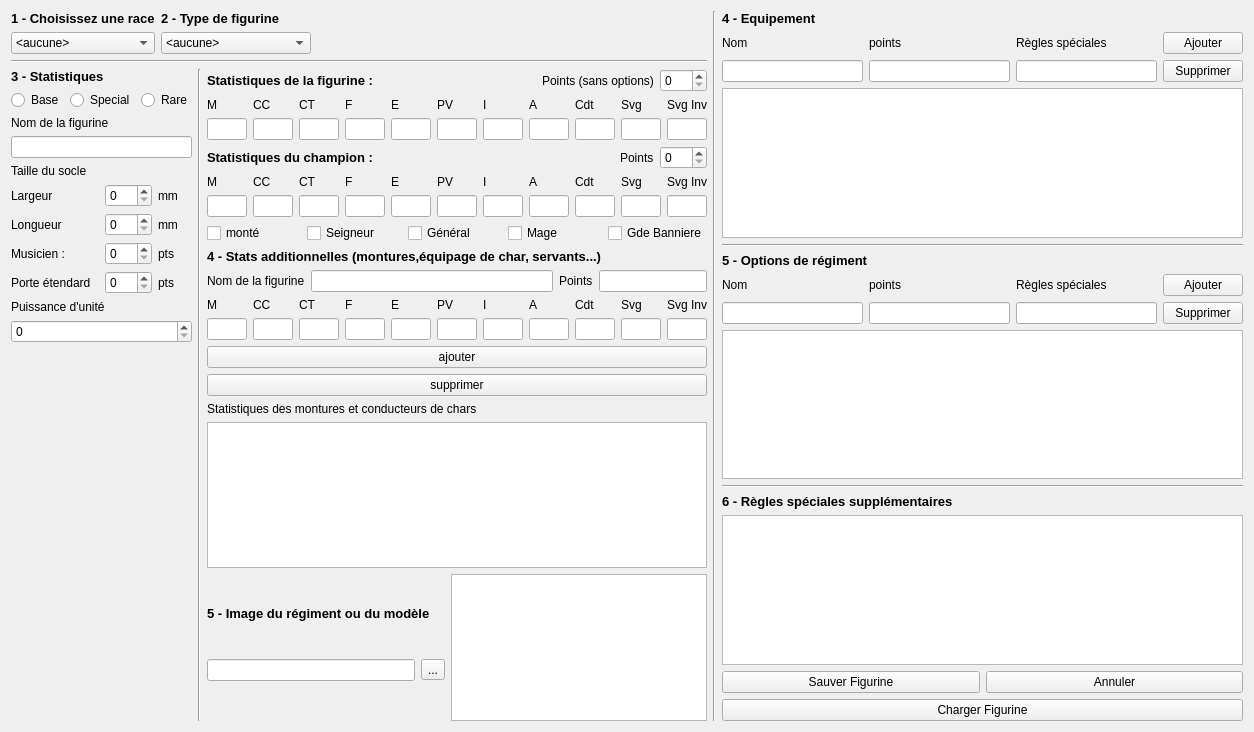
Old version of the form warhole/modelwindow.ui in the repository kaosphere/Warhole.
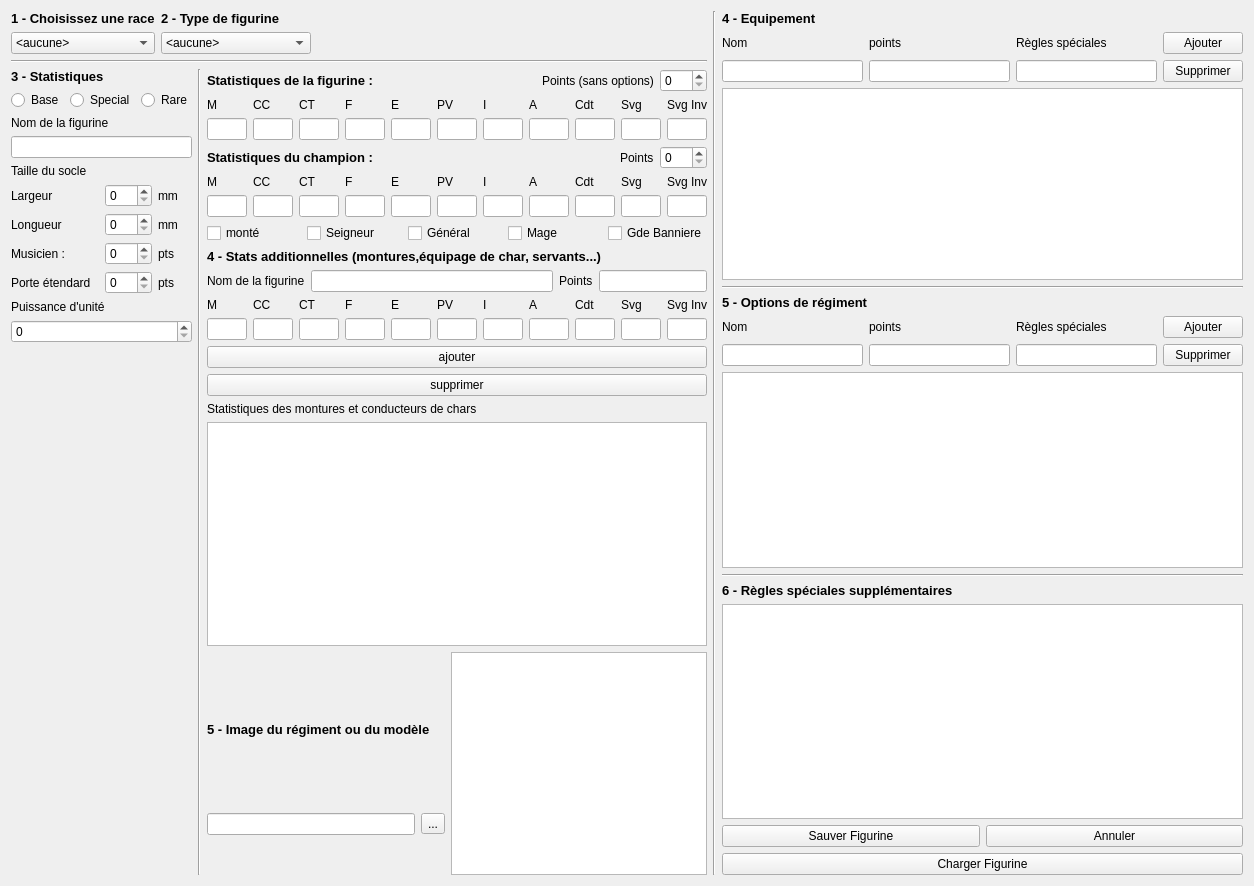
New version of the form.

The edit to the form file:
```diff
--- a/warhole/modelwindow.ui
+++ b/warhole/modelwindow.ui
@@ -7,7 +7,7 @@
     <x>0</x>
     <y>0</y>
     <width>1254</width>
-    <height>732</height>
+    <height>886</height>
    </rect>
   </property>
   <property name="sizePolicy">
```
Left out of the diff: 8 changed lines with no effect on the pictures.
